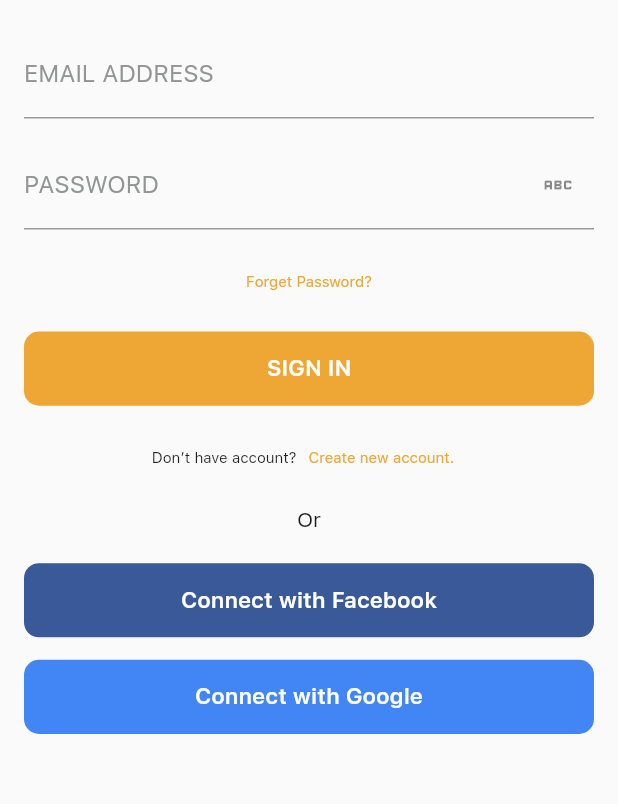
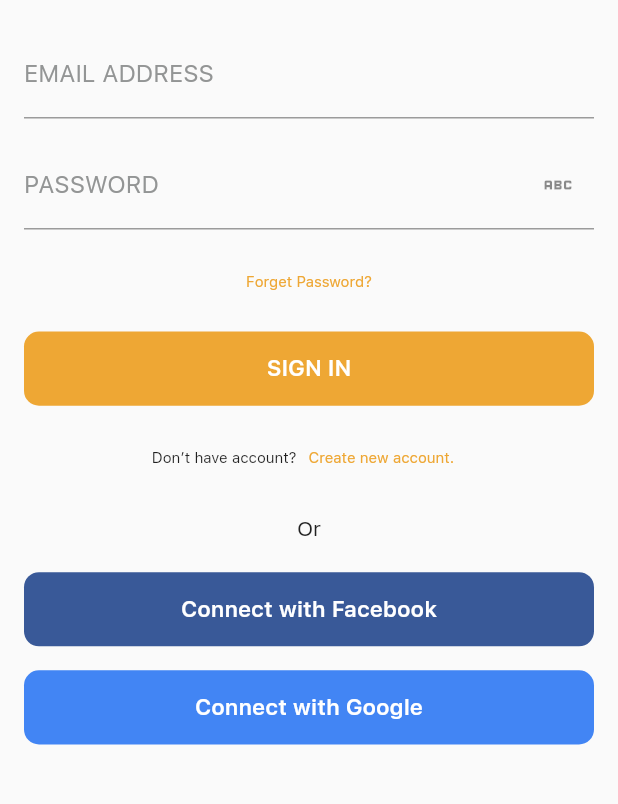
Before and after one commit to bimm1010/food_service, a Flutter app: the WelcomeLoginScreen screen opened by its route, on a phone screen of 412 x 824 dp, the part 285-1089 px from its top. Run offline on Flutter 3.47's test engine with Material 2 defaults, Android fonts, the phone set to English and light mode, and no system bars; our stand-ins replace firebase_auth, firebase_core, flutter_riverpod, flutter_svg, getwidget; accounts and stored records are empty.

Commit message:
fix auth and login page

```diff
--- a/lib/main.dart
+++ b/lib/main.dart
@@ -5,9 +5,11 @@
 import 'package:tamang_food_service/pages/createAccScreen/login_number_phone.dart';
 import 'package:tamang_food_service/pages/createAccScreen/verify_phone_number.dart';
 import 'package:tamang_food_service/pages/mainPage/home_screen.dart';
+import 'package:tamang_food_service/pages/profileScreen/subProfileScreen/sub_profile_info.dart';
 import 'package:tamang_food_service/pages/resetMailSent/header_goback.dart';
 import 'package:tamang_food_service/pages/restaurants/main_restaurants.dart';
 import '/theme/theme.dart';
+import 'pages/bottomBarNavigator/bottom_bar_navigator.dart';
 import 'pages/slide_page_started/home_pages.dart';
 import './pages/loginScreen/welcome_login.dart';
 import 'authenaticator/widgetTree.dart';
@@ -48,8 +50,10 @@
         '$FindLocationRestaurant': (context) => const FindLocationRestaurant(),
         '$HomeMainScreen': (context) => const HomeMainScreen(),
         '$WidgetTree': (context) => const WidgetTree(),
+        '$BottomBarNavigator': (_) => const BottomBarNavigator(),
         '$MainFeaturedPartners': (context) => const MainFeaturedPartners(),
         '$MainRestaurants': (context) => const MainRestaurants(),
+        '$SubProfileInfo' : (_) => const SubProfileInfo(),
       },
     );
   }
--- a/lib/pages/createAccScreen/btn_footer_verify.dart
+++ b/lib/pages/createAccScreen/btn_footer_verify.dart
@@ -3,7 +3,9 @@
 import 'package:tamang_food_service/state/state_manager.dart';
 import 'package:tamang_food_service/theme/theme.dart';
 
-import '../mainPage/home_screen.dart';
+
+import '../bottomBarNavigator/bottom_bar_navigator.dart';
+
 
 class BtnFooterVerify extends StatelessWidget {
   const BtnFooterVerify({super.key});
@@ -19,7 +21,7 @@
             ElevatedButton(
               onPressed: () {
                 lists.toString().length == 12
-                    ? Navigator.of(context).pushNamed('$HomeMainScreen')
+                    ? Navigator.of(context).pushNamed('$BottomBarNavigator')
                     : showDialog(
                         context: context,
                         builder: (context) {
--- a/lib/pages/createAccScreen/btn_login_fb_gg.dart
+++ b/lib/pages/createAccScreen/btn_login_fb_gg.dart
@@ -14,8 +14,8 @@
         left: defaultPadding,
         right: defaultPadding,
       ),
-      child: FractionallySizedBox(
-        heightFactor: 0.8,
+      child: Align(
+        alignment: Alignment.bottomCenter,
         child: Column(
           children: [
             const Padding(
--- a/lib/pages/loginScreen/login_fb_gg.dart
+++ b/lib/pages/loginScreen/login_fb_gg.dart
@@ -8,7 +8,11 @@
   Widget build(BuildContext context) {
     final size = MediaQuery.of(context).size;
     return Padding(
-      padding: const EdgeInsets.only(top: 10, left: 16, right: 16),
+      padding: const EdgeInsets.only(
+        top: defaultPadding,
+        left: defaultPadding,
+        right: defaultPadding,
+      ),
       child: Column(
         children: [
           const Padding(
@@ -16,7 +20,7 @@
             child: Text('Or'),
           ),
           Padding(
-            padding: const EdgeInsets.only(bottom: 15),
+            padding: const EdgeInsets.only(bottom: defaultPadding),
             child: ElevatedButton(
               onPressed: () {},
               style: ButtonStyle(
@@ -34,13 +38,13 @@
                   PrimaryFont.medium(size.height * 0.018),
                 ),
               ),
-              child: Row(
+              child: const Row(
                 mainAxisAlignment: MainAxisAlignment.spaceBetween,
                 children: [
                   Expanded(
                     child: Row(
                       mainAxisAlignment: MainAxisAlignment.center,
-                      children: const [
+                      children: [
                         Text('Connect with Facebook'),
                       ],
                     ),
@@ -64,13 +68,13 @@
                 PrimaryFont.medium(size.height * 0.018),
               ),
             ),
-            child: Row(
+            child: const Row(
               mainAxisAlignment: MainAxisAlignment.spaceBetween,
               children: [
                 Expanded(
                   child: Row(
                     mainAxisAlignment: MainAxisAlignment.center,
-                    children: const [
+                    children: [
                       Text('Connect with Google'),
                     ],
                   ),
--- a/lib/pages/profileScreen/list_info_user.dart
+++ b/lib/pages/profileScreen/list_info_user.dart
@@ -2,6 +2,7 @@
 import 'package:flutter_svg/svg.dart';
 
 import '../../theme/theme.dart';
+import 'subProfileScreen/sub_profile_info.dart';
 
 class ListInfoUser extends StatelessWidget {
   const ListInfoUser({Key? key}) : super(key: key);
@@ -13,6 +14,7 @@
         "icon": "assets/icons/profile.svg",
         "title": "Profile Information",
         "subtitle": "Change your account information",
+        "navigator" : '$SubProfileInfo'
       },
       {
         "icon": "assets/icons/lock.svg",
@@ -46,7 +48,9 @@
         children: List.generate(
           listOption.length,
           (index) => InkWell(
-            onTap: () {},
+            onTap: () {
+              Navigator.of(context).pushNamed(listOption[index]['navigator']);
+            },
             child: Padding(
               padding: const EdgeInsets.symmetric(
                 horizontal: defaultPadding,
```
Also changed, not shown: lib/pages/createAccScreen/form_create_acc.dart (+8 -9 lines), lib/pages/profileScreen/subProfileScreen/sub_profile_info.dart (+5 -2 lines), lib/pages/profileScreen/subProfileScreen/text_field_user_info.dart (+123 -0 lines).
